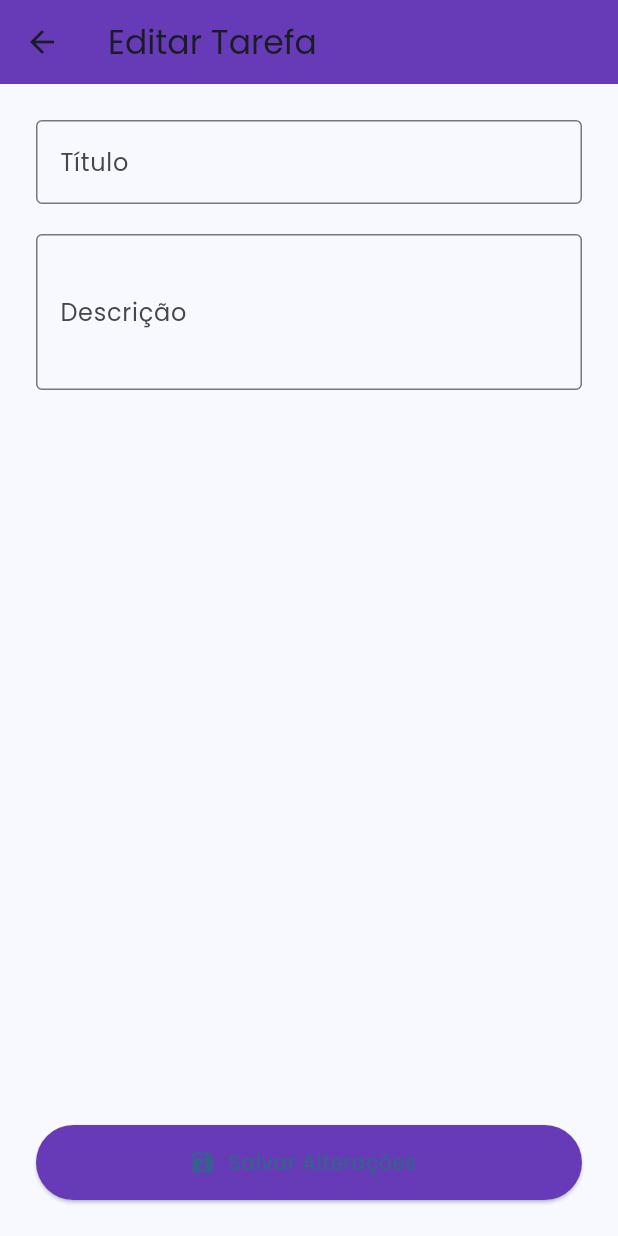
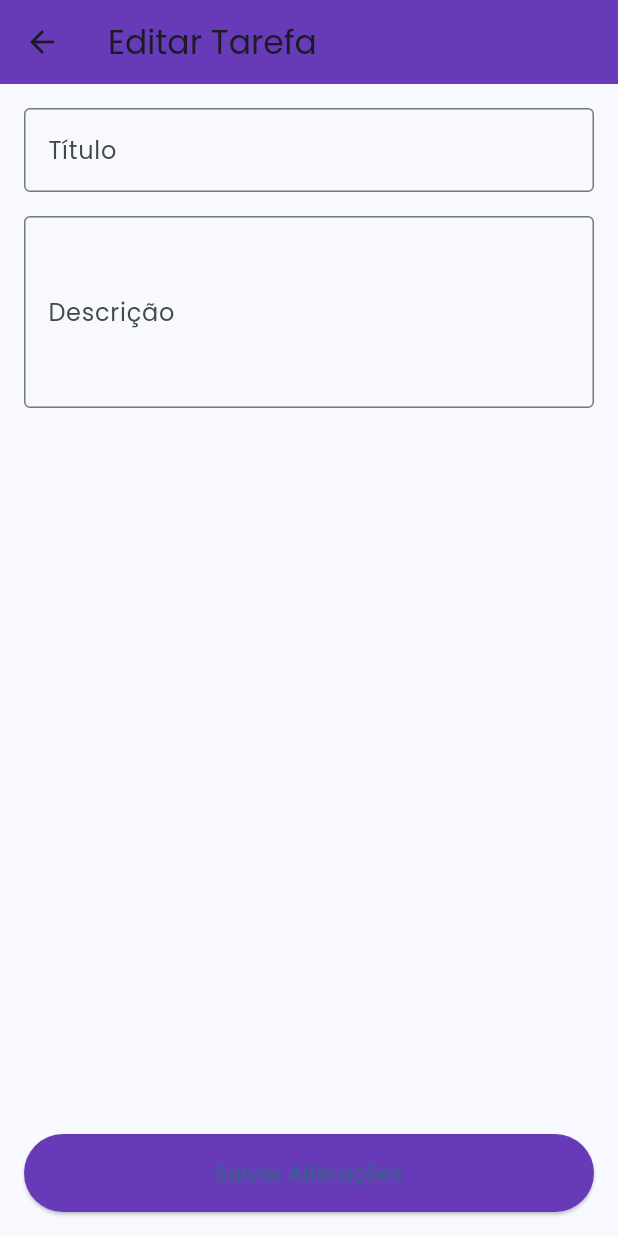
Before and after one commit to saulo8245/Pos_graduacao, a Flutter app: the EditTaskScreen screen opened directly with empty values, on a phone screen of 412 x 824 dp. Run offline on Flutter 3.47's test engine with Material 3 defaults, Android fonts, the phone set to English and light mode, and no system bars; our stand-ins replace google_fonts.

```diff
--- a/lib/screens/edit_task_screen.dart
+++ b/lib/screens/edit_task_screen.dart
@@ -11,9 +11,8 @@ class EditTaskScreen extends StatefulWidget {
 }
 
 class _EditTaskScreenState extends State<EditTaskScreen> {
-  final _formKey = GlobalKey<FormState>();
-  late final TextEditingController _titleController;
-  late final TextEditingController _descriptionController;
+  late TextEditingController _titleController;
+  late TextEditingController _descriptionController;
 
   @override
   void initState() {
@@ -30,15 +29,21 @@ class _EditTaskScreenState extends State<EditTaskScreen> {
     super.dispose();
   }
 
-  void _saveChanges() {
-    if (_formKey.currentState!.validate()) {
+  void _saveTask() {
+    if (_titleController.text.trim().isEmpty) {
+      ScaffoldMessenger.of(context).showSnackBar(
+        const SnackBar(content: Text('O título não pode ser vazio')),
+      );
+      return;
+    }
+
     final updatedTask = Task(
       title: _titleController.text.trim(),
       description: _descriptionController.text.trim(),
       isDone: widget.task.isDone,
     );
+
     Navigator.pop(context, updatedTask);
-    }
   }
 
   @override
@@ -49,43 +54,40 @@ class _EditTaskScreenState extends State<EditTaskScreen> {
         backgroundColor: Colors.deepPurple,
       ),
       body: Padding(
-        padding: const EdgeInsets.all(24),
-        child: Form(
-          key: _formKey,
+        padding: const EdgeInsets.all(16),
         child: Column(
           children: [
-              TextFormField(
+            TextField(
               controller: _titleController,
               decoration: const InputDecoration(
                 labelText: 'Título',
                 border: OutlineInputBorder(),
               ),
-                validator: (value) =>
-                    value == null || value.isEmpty ? 'Informe um título' : null,
             ),
-              const SizedBox(height: 20),
-              TextFormField(
+            const SizedBox(height: 16),
+            TextField(
               controller: _descriptionController,
+              maxLines: 4,
               decoration: const InputDecoration(
                 labelText: 'Descrição',
                 border: OutlineInputBorder(),
               ),
-                maxLines: 3,
             ),
             const Spacer(),
-              ElevatedButton.icon(
-                onPressed: _saveChanges,
-                icon: const Icon(Icons.save),
-                label: const Text('Salvar Alterações'),
+            SizedBox(
+              width: double.infinity,
+              child: ElevatedButton(
+                onPressed: _saveTask,
                 style: ElevatedButton.styleFrom(
                   backgroundColor: Colors.deepPurple,
-                  minimumSize: const Size.fromHeight(50),
+                  padding: const EdgeInsets.symmetric(vertical: 16),
+                ),
+                child: const Text('Salvar Alterações'),
               ),
             ),
           ],
         ),
       ),
-      ),
     );
   }
 }
```
Also changed, not shown: lib/screens/home_screen.dart (+107 -17 lines), lib/utils/show_confirmation_dialog.dart (added, +33 -0 lines), lib/widgets/confirmation_dialog.dart (added, +52 -0 lines), lib/widgets/task_popup.dart (+63 -43 lines). Lines whose indentation alone changed are shown as unchanged.
